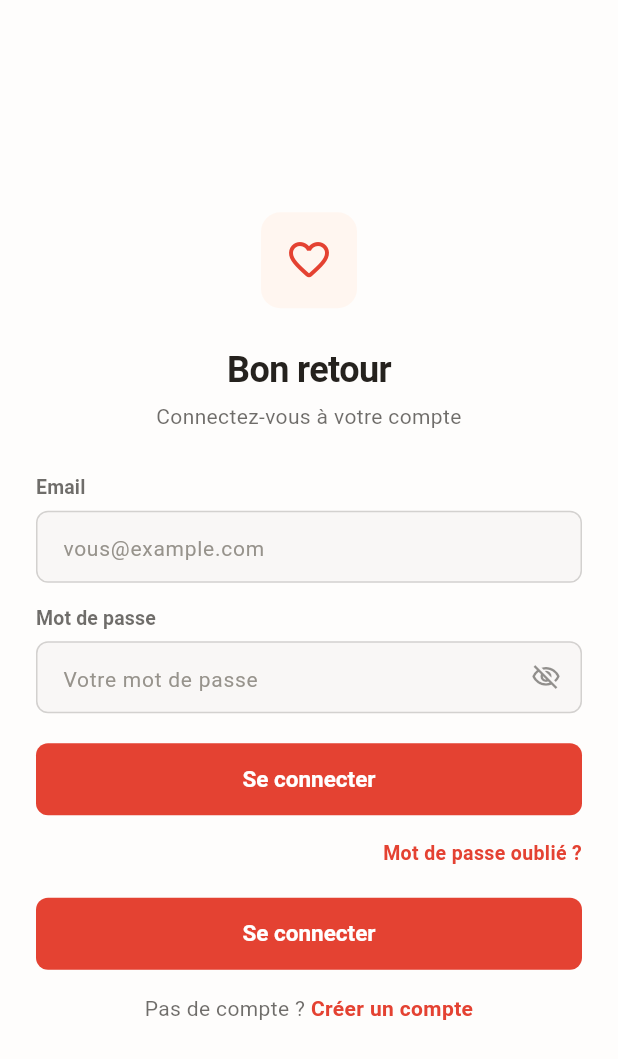
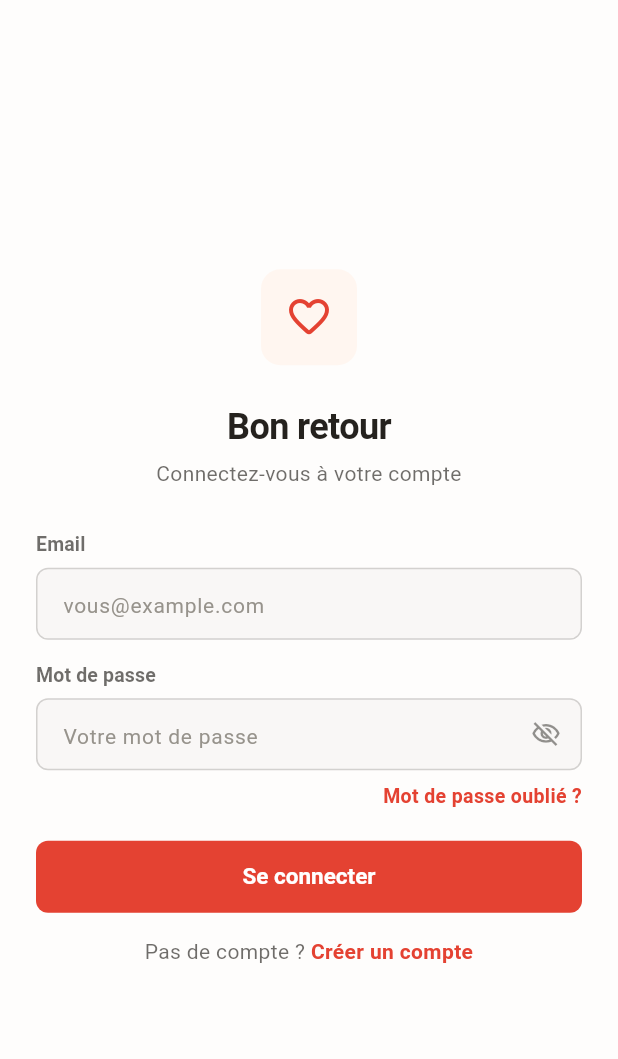
Before and after one commit to amine-el-amrani/family-planner-app, a Flutter app: the screen it shows after launch, on a phone screen of 412 x 824 dp. Shown: the top 1059 px of the screen. Run offline on Flutter 3.47's test engine with Material 3 defaults, Android fonts, the phone set to English and light mode, and no system bars; our stand-ins replace dio, go_router, image_picker, shared_preferences, table_calendar; missing offline and left inert: dart:js_interop; network calls fail.

Commit message:
fix: remove duplicate login button, fix email env vars read at call time
Co-Authored-By: Claude Sonnet 4.6 <noreply@anthropic.com>

```diff
--- a/frontend_flutter/lib/screens/auth/login_screen.dart
+++ b/frontend_flutter/lib/screens/auth/login_screen.dart
@@ -177,24 +177,7 @@ class _LoginScreenState extends State<LoginScreen> {
                       ),
                     ),
                   ),
-                  const SizedBox(height: 20),
-
-                  // Button
-                  SizedBox(
-                    height: 48,
-                    child: ElevatedButton(
-                      onPressed: _loading ? null : _handleLogin,
-                      child: _loading
-                          ? const SizedBox(
-                              height: 20,
-                              width: 20,
-                              child: CircularProgressIndicator(
-                                  strokeWidth: 2,
-                                  color: Colors.white))
-                          : const Text('Se connecter'),
-                    ),
-                  ),
-                  const SizedBox(height: 16),
+                  const SizedBox(height: 8),
 
                   // Forgot password link
                   Align(
```
Also changed, not shown: 2 other files.
